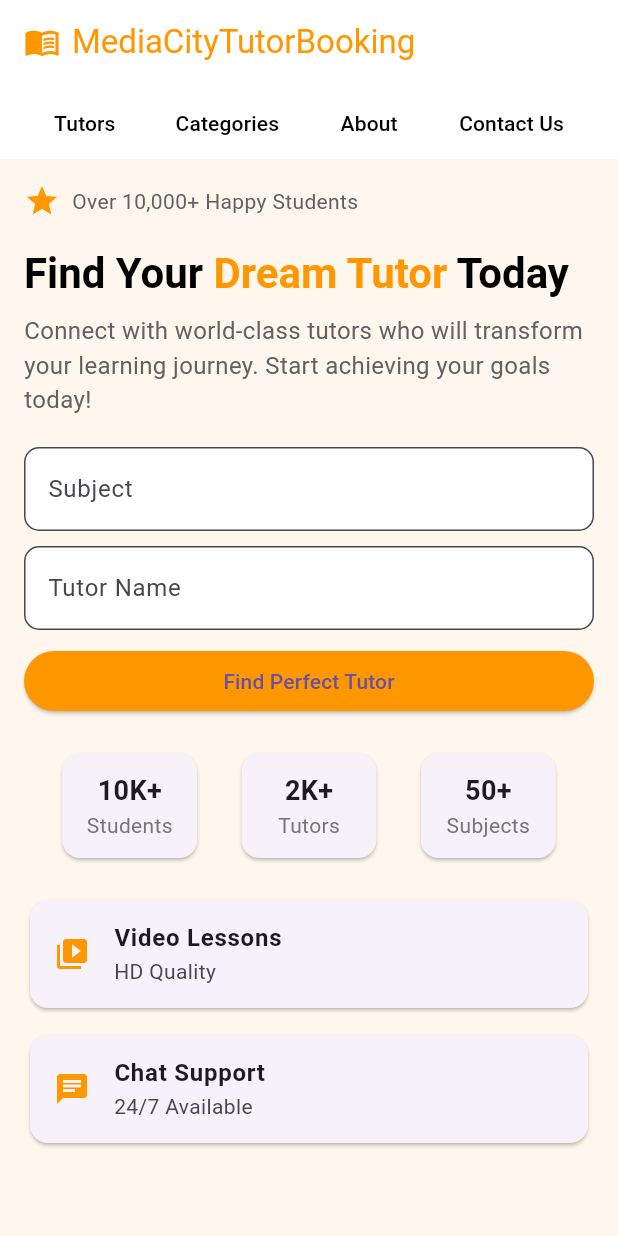
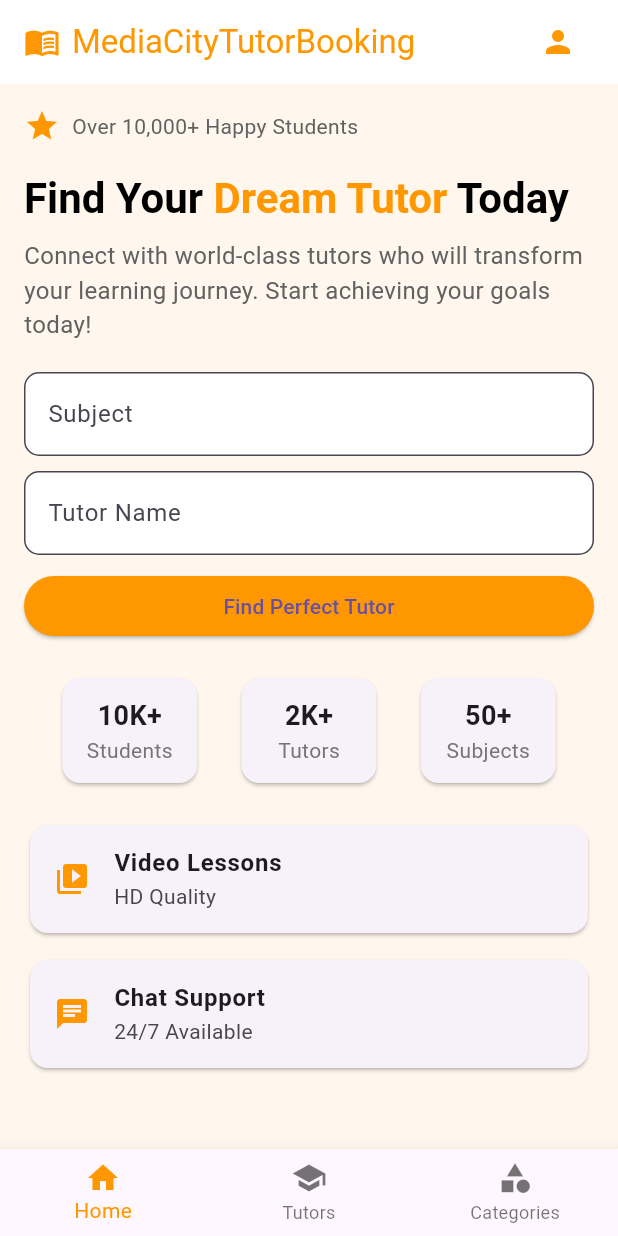
Before and after one commit to Sushil-Jeengar/tutor_booking, a Flutter app: the screen it shows after launch, on a phone screen of 412 x 824 dp. Run offline on Flutter 3.47's test engine with Material 3 defaults, Android fonts, the phone set to English and light mode, and no system bars.

Commit message:
bottom navbar added

```diff
--- a/lib/main.dart
+++ b/lib/main.dart
@@ -2,7 +2,7 @@ import 'package:flutter/material.dart';
 import 'find_tutors.dart';
 import 'categories.dart';
 import 'about.dart';
-import 'contact.dart';// Ensure this file exists and is configured properly
+import 'contact.dart';
 
 void main() {
   runApp(const MyApp());
@@ -17,14 +17,84 @@ class MyApp extends StatelessWidget {
       title: 'Tutor Booking App',
       debugShowCheckedModeBanner: false,
       theme: ThemeData(primarySwatch: Colors.orange),
-      routes: {
-        '/tutors': (context) => const FindTutorsPage(),
-        '/categories': (context) => const CategoriesPage(),
-        '/about': (context) => const AboutPage(),
-        '/contact': (context) => ContactUsPage(), // ✅ Categories route added
-        // Add routes for about, contact later
+      home: const BottomNavWrapper(),
+    );
+  }
+}
+
+class BottomNavWrapper extends StatefulWidget {
+  const BottomNavWrapper({super.key});
+
+  @override
+  State<BottomNavWrapper> createState() => _BottomNavWrapperState();
+}
+
+class _BottomNavWrapperState extends State<BottomNavWrapper> {
+  int _selectedIndex = 0;
+
+  final List<Widget> _pages = [
+    const HomePage(),
+    const FindTutorsPage(),
+    const CategoriesPage(),
+  ];
+
+  void _onItemTapped(int index) {
+    setState(() {
+      _selectedIndex = index;
+    });
+  }
+
+  void _handleMenuSelection(String choice) {
+    if (choice == 'Sign In') {
+      // Add Sign In navigation logic
+    } else if (choice == 'Sign Up') {
+      // Add Sign Up navigation logic
+    } else if (choice == 'About') {
+      Navigator.push(context, MaterialPageRoute(builder: (context) => const AboutPage()));
+    } else if (choice == 'Contact Us') {
+      Navigator.push(context, MaterialPageRoute(builder: (context) => ContactUsPage()));
+    }
+  }
+
+  @override
+  Widget build(BuildContext context) {
+    return Scaffold(
+      backgroundColor: const Color(0xFFFFF7ED),
+      appBar: AppBar(
+        backgroundColor: Colors.white,
+        elevation: 0,
+        title: Row(
+          children: [
+            const Icon(Icons.menu_book, color: Colors.orange),
+            const SizedBox(width: 8),
+            const Text('MediaCityTutorBooking', style: TextStyle(color: Colors.orange)),
+            const Spacer(),
+            PopupMenuButton<String>(
+              icon: const Icon(Icons.person, color: Colors.orange),
+              onSelected: _handleMenuSelection,
+              itemBuilder: (BuildContext context) {
+                return ['Sign In', 'Sign Up', 'About', 'Contact Us'].map((String choice) {
+                  return PopupMenuItem<String>(
+                    value: choice,
+                    child: Text(choice),
+                  );
+                }).toList();
               },
-      home: const HomePage(),
+            )
+          ],
+        ),
+      ),
+      body: _pages[_selectedIndex],
+      bottomNavigationBar: BottomNavigationBar(
+        currentIndex: _selectedIndex,
+        selectedItemColor: Colors.orange,
+        onTap: _onItemTapped,
+        items: const [
+          BottomNavigationBarItem(icon: Icon(Icons.home), label: 'Home'),
+          BottomNavigationBarItem(icon: Icon(Icons.school), label: 'Tutors'),
+          BottomNavigationBarItem(icon: Icon(Icons.category), label: 'Categories'),
+        ],
+      ),
     );
   }
 }
@@ -37,50 +107,7 @@ class HomePage extends StatelessWidget {
     final TextEditingController searchController1 = TextEditingController();
     final TextEditingController searchController2 = TextEditingController();
 
-    return Scaffold(
-      backgroundColor: const Color(0xFFFFF7ED),
-      appBar: AppBar(
-        backgroundColor: Colors.white,
-        elevation: 0,
-        title: Row(
-          children: [
-            const Icon(Icons.menu_book, color: Colors.orange),
-            const SizedBox(width: 8),
-            const Text(
-              'MediaCityTutorBooking',
-              style: TextStyle(color: Colors.orange),
-            ),
-          ],
-        ),
-        bottom: PreferredSize(
-          preferredSize: const Size.fromHeight(50),
-          child: Padding(
-            padding: const EdgeInsets.symmetric(horizontal: 8.0),
-            child: SingleChildScrollView(
-              scrollDirection: Axis.horizontal,
-              child: Row(
-                children: [
-                  navButton(context, 'Tutors', () {
-                    Navigator.pushNamed(context, '/tutors');
-                  }),
-                  navButton(context, 'Categories', () {
-                    Navigator.pushNamed(context, '/categories');
-                  }),
-                  navButton(context, 'About', () {
-                    Navigator.pushNamed(context, '/about');
-                  }),
-
-                  navButton(context, 'Contact Us', () {
-                    Navigator.pushNamed(context, '/contact');
-
-                    }),
-                ],
-              ),
-            ),
-          ),
-        ),
-      ),
-      body: SingleChildScrollView(
+    return SingleChildScrollView(
       child: Padding(
         padding: const EdgeInsets.all(16.0),
         child: Column(
@@ -172,7 +199,6 @@ class HomePage extends StatelessWidget {
           ],
         ),
       ),
-      ),
     );
   }
 
@@ -214,17 +240,4 @@ class HomePage extends StatelessWidget {
       ),
     );
   }
-
-  Widget navButton(BuildContext context, String text, VoidCallback onPressed) {
-    return Padding(
-      padding: const EdgeInsets.symmetric(horizontal: 8.0),
-      child: TextButton(
-        onPressed: onPressed,
-        child: Text(
-          text,
-          style: const TextStyle(color: Colors.black),
-        ),
-      ),
-    );
 }
-}
```
Also changed, not shown: lib/categories.dart (+1 -11 lines), lib/find_tutors.dart (+1 -11 lines). Lines whose indentation alone changed are shown as unchanged.
